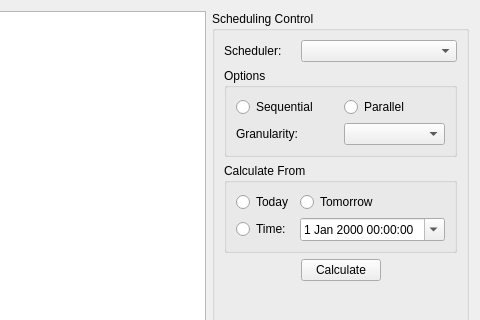
The window that src/portfolio/SchedulingView.ui (KDE/calligraplan) describes before a commit, drawn with Qt 5; both pictures show x 385 to 865 and y 0 to 320 of the 865 by 451 pixel window.
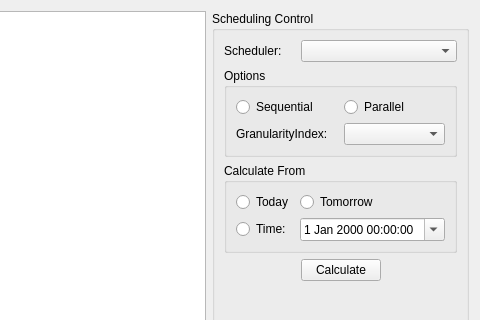
The same window after the commit. Icons and pictures are not drawn.

Commit message: Built-in scheduler: Add user adjustable granularity

Diff of the .ui file:
```diff
--- a/src/portfolio/SchedulingView.ui
+++ b/src/portfolio/SchedulingView.ui
@@ -81,7 +81,7 @@
          <item row="2" column="0">
           <widget class="QLabel" name="label_4">
            <property name="text">
-            <string>Granularity:</string>
+            <string>GranularityIndex:</string>
            </property>
            <property name="buddy">
             <cstring>granularities</cstring>
```
The commit also changes 23 other files.
